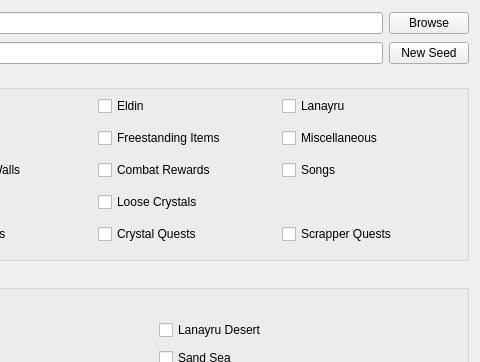
Old version of the form randogui.ui in the repository ssrando/ssrando; both pictures show x 472 to 952 and y 0 to 362 of the 952 by 621 pixel window.
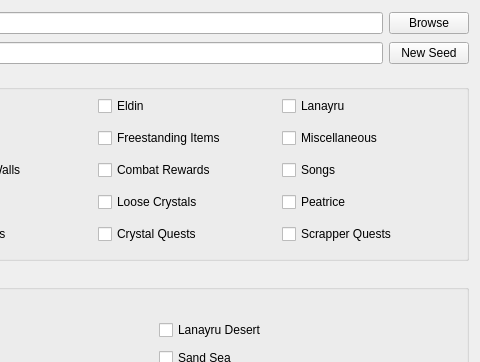
New version of the form.

Commit message: re-added peatrice type

```diff
--- a/randogui.ui
+++ b/randogui.ui
@@ -277,6 +277,13 @@
         </property>
        </widget>
       </item>
+      <item row="3" column="4">
+       <widget class="QCheckBox" name="progression_peatrice">
+        <property name="text">
+         <string>Peatrice</string>
+        </property>
+       </widget>
+      </item>
      </layout>
     </widget>
    </widget>
```
The commit also changes 4 other files.
